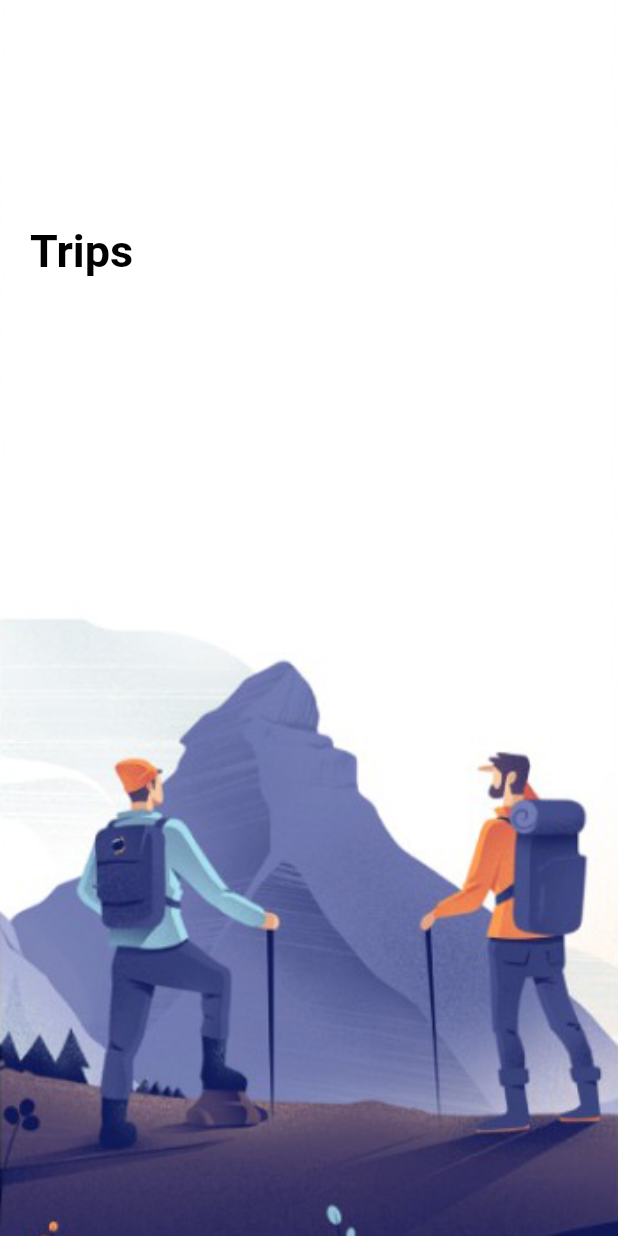
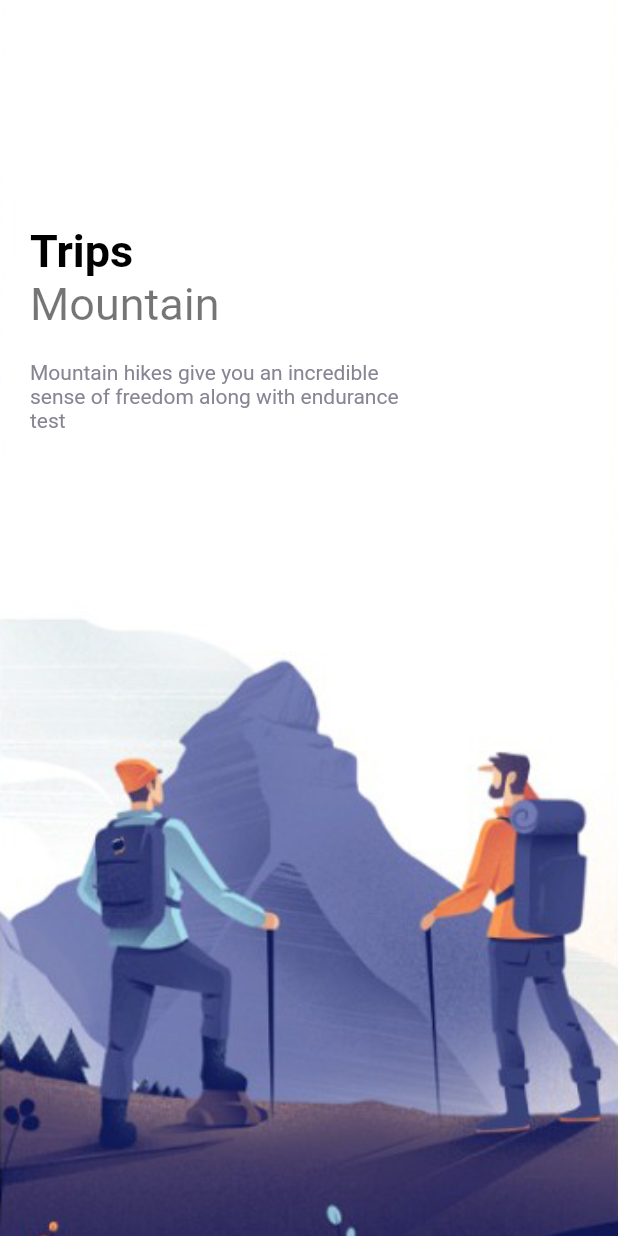
Before and after one commit to etczrn/flutter_projects, a Flutter app: the screen it shows after launch, on a phone screen of 412 x 824 dp. Run offline on Flutter 3.47's test engine with Material 2 defaults, Android fonts, the light colour scheme and no system bars; our stand-ins replace bloc, equatable, firebase_auth, firebase_core, flutter_bloc, shared_preferences; accounts and stored records are empty.

Commit message:
Create app text widget and use it in welcome page #36

```diff
--- a/flutter_cubit_app/lib/pages/welcome_page.dart
+++ b/flutter_cubit_app/lib/pages/welcome_page.dart
@@ -1,7 +1,7 @@
 import 'package:flutter/material.dart';
-import 'package:flutter/src/foundation/key.dart';
-import 'package:flutter/src/widgets/framework.dart';
+import 'package:flutter_cubit/misc/colors.dart';
 import 'package:flutter_cubit/widgets/app_larget_text.dart';
+import 'package:flutter_cubit/widgets/app_text.dart';
 
 class WelcomePage extends StatefulWidget {
   const WelcomePage({Key? key}) : super(key: key);
@@ -37,7 +37,24 @@ class _WelcomePageState extends State<WelcomePage> {
                 child: Row(
                   children: [
                     Column(
-                      children: [AppLargetText(text: 'Trips')],
+                      crossAxisAlignment: CrossAxisAlignment.start,
+                      children: [
+                        AppLargetText(text: 'Trips'),
+                        AppText(
+                          text: 'Mountain',
+                          size: 30,
+                        ),
+                        const SizedBox(height: 20),
+                        Container(
+                          width: 250,
+                          child: AppText(
+                            text:
+                                'Mountain hikes give you an incredible sense of freedom along with endurance test',
+                            color: AppColors.textColor2,
+                            size: 14,
+                          ),
+                        ),
+                      ],
                     )
                   ],
                 ),
--- /dev/null
+++ b/flutter_cubit_app/lib/widgets/app_text.dart
@@ -0,0 +1,21 @@
+import 'package:flutter/material.dart';
+
+class AppText extends StatelessWidget {
+  double size;
+  final String text;
+  final Color color;
+  AppText(
+      {Key? key,
+      this.size = 16,
+      required this.text,
+      this.color = Colors.black54})
+      : super(key: key);
+
+  @override
+  Widget build(BuildContext context) {
+    return Text(
+      text,
+      style: TextStyle(color: color, fontSize: size),
+    );
+  }
+}
```
